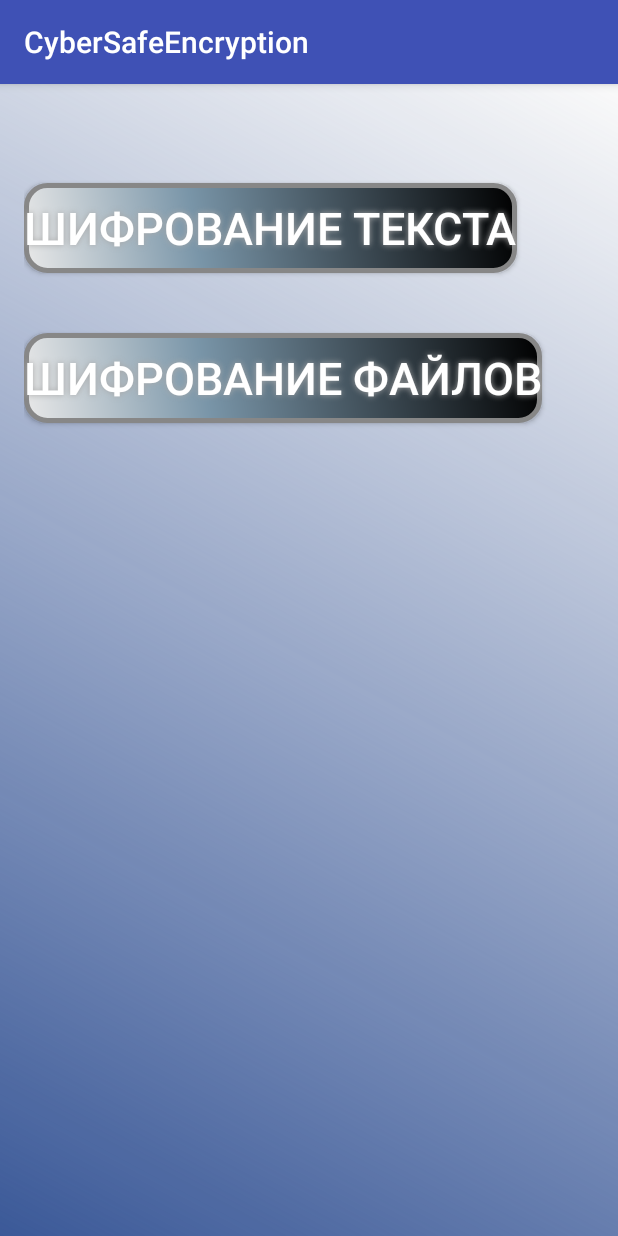
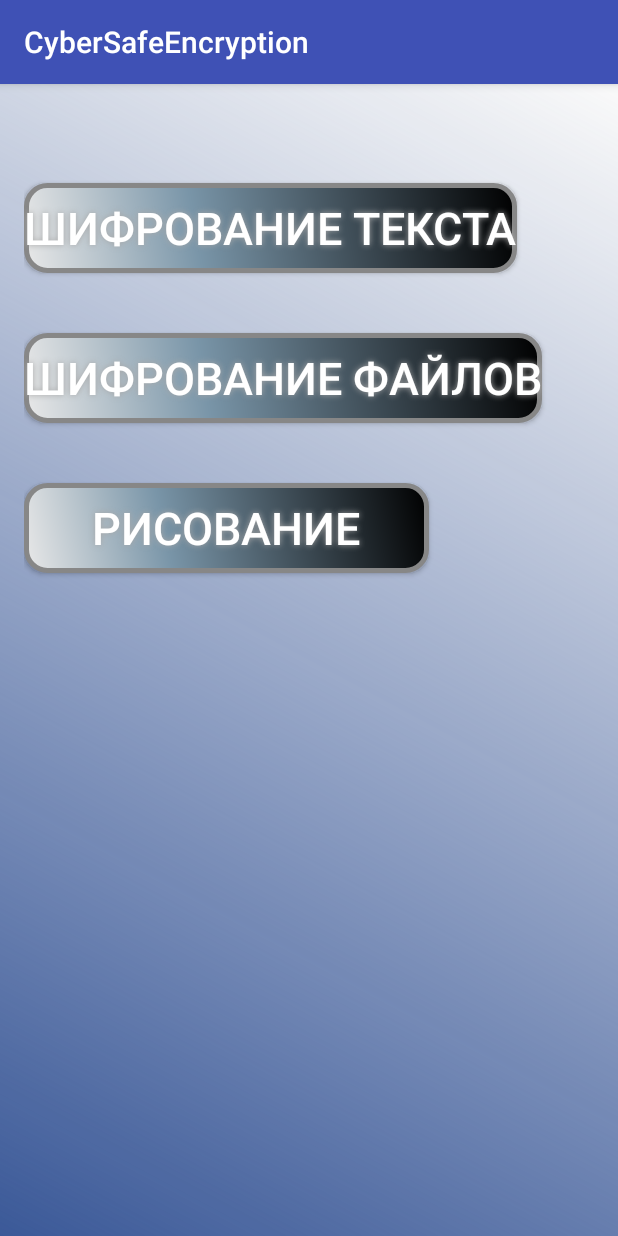
Before and after one commit to Dmitry7393/CyberSafeEncryption, an Android app: the screen it shows after launch (MainActivity), on a phone screen of 412 x 824 dp. Run offline under Robolectric (Android 15) with nearby library versions, the phone set to English and light mode, and no system bars.

```diff
--- a/app/src/main/AndroidManifest.xml
+++ b/app/src/main/AndroidManifest.xml
@@ -20,7 +20,8 @@
         </activity>
         <activity android:name=".DirectoryPicker" />
         <activity android:name=".EncryptFilesActivity" />
-        <activity android:name=".EncryptTextActivity"></activity>
+        <activity android:name=".EncryptTextActivity" />
+        <activity android:name=".DrawingActivity"></activity>
     </application>
 
 </manifest>
--- a/app/src/main/java/encryption/com/cybersafeencryption/Dialog1.java
+++ b/app/src/main/java/encryption/com/cybersafeencryption/Dialog1.java
@@ -20,7 +20,7 @@ public class Dialog1 extends DialogFragment implements OnClickListener {
         String  mStrEncryptedText = getArguments().getString("text");
 
         LayoutInflater inflater = getActivity().getLayoutInflater();
-        View inflatedView = inflater.inflate(R.layout.dialog1, null);
+        View inflatedView = inflater.inflate(R.layout.dialog_save_note, null);
 
         titleNote = (EditText) inflatedView.findViewById(R.id.editTitleNote);
         note = (EditText) inflatedView.findViewById(R.id.editNote);
--- a/app/src/main/java/encryption/com/cybersafeencryption/MainActivity.java
+++ b/app/src/main/java/encryption/com/cybersafeencryption/MainActivity.java
@@ -28,11 +28,13 @@ public class MainActivity extends AppCompatActivity implements View.OnClickListe
 
         Button   btnOpenEncryptTextActivity = (Button) findViewById(R.id.btn_open_encrypt_text_activity);
         Button   btnOpenEncryptActivity = (Button) findViewById(R.id.btn_open_encrypt_files_activity);
+        Button   btnOpenDrawingActivity = (Button) findViewById(R.id.btn_open_drawing_activity);
 
-        if(btnOpenEncryptTextActivity != null && btnOpenEncryptActivity != null) {
+        if(btnOpenEncryptTextActivity != null && btnOpenEncryptActivity != null && btnOpenDrawingActivity != null) {
 
             btnOpenEncryptTextActivity.setOnClickListener(this);
             btnOpenEncryptActivity.setOnClickListener(this);
+            btnOpenDrawingActivity.setOnClickListener(this);
         }
 
 
@@ -49,7 +51,10 @@ public class MainActivity extends AppCompatActivity implements View.OnClickListe
                 Intent intent2 = new Intent(MainActivity.this, EncryptFilesActivity.class);
                 startActivity(intent2);
                 break;
-
+            case R.id.btn_open_drawing_activity:
+                Intent intent3 = new Intent(MainActivity.this, DrawingActivity.class);
+                startActivity(intent3);
+                break;
         }
 
     }
--- a/app/src/main/res/layout/activity_encrypt_text.xml
+++ b/app/src/main/res/layout/activity_encrypt_text.xml
@@ -14,13 +14,13 @@
         android:layout_width="wrap_content"
         android:layout_height="wrap_content"
         android:text="Enter the key"
-        android:textSize="20dp"
-        android:textColor="#05035e"
-        android:id="@+id/labelKey" />
+        android:id="@+id/labelKey"
+        style="@style/TextViews"/>
     <EditText
         android:layout_width="match_parent"
         android:layout_height="wrap_content"
         android:id="@+id/editTextKey"
+        android:maxLength="32"
         android:textSize="18sp"/>
     <TextView
         android:layout_width="wrap_content"
--- a/app/src/main/res/layout/activity_main.xml
+++ b/app/src/main/res/layout/activity_main.xml
@@ -18,14 +18,7 @@
         android:layout_height="wrap_content"
         android:layout_marginTop="50dp"
         android:text="Шифрование текста"
-        android:textColor="#FFFFFF"
-        android:textSize="30sp"
-        android:gravity="center"
-        android:background="@drawable/buttonshape"
-        android:shadowColor="#A8A8A8"
-        android:shadowDx="0"
-        android:shadowDy="0"
-        android:shadowRadius="5" />
+        style="@style/ButtonMenu" />
 
     <Button
         android:id="@+id/btn_open_encrypt_files_activity"
@@ -33,12 +26,13 @@
         android:layout_height="wrap_content"
         android:text="Шифрование файлов"
         android:layout_marginTop="40dp"
-        android:textColor="#FFFFFF"
-        android:textSize="30sp"
-        android:gravity="center"
-        android:background="@drawable/buttonshape"
-        android:shadowColor="#A8A8A8"
-        android:shadowDx="0"
-        android:shadowDy="0"
-        android:shadowRadius="5" />
+        style="@style/ButtonMenu"/>
+
+    <Button
+        android:id="@+id/btn_open_drawing_activity"
+        android:layout_width="wrap_content"
+        android:layout_height="wrap_content"
+        android:text="Рисование"
+        android:layout_marginTop="40dp"
+        style="@style/ButtonMenu"/>
 </LinearLayout>
--- a/app/src/main/res/values/styles.xml
+++ b/app/src/main/res/values/styles.xml
@@ -7,5 +7,27 @@
         <item name="colorPrimaryDark">@color/colorPrimaryDark</item>
         <item name="colorAccent">@color/colorAccent</item>
     </style>
-
+    <style name="Button">
+        <item name="android:textColor">#ffffff</item>
+        <item name="android:background">@drawable/buttonshapeencrypt</item>
+        <item name="android:shadowColor">#A8A8A8</item>
+        <item name="android:shadowDx">0</item>
+        <item name="android:shadowDy">0</item>
+        <item name="android:shadowRadius">5</item>
+        <item name="android:textSize">16dp</item>
+    </style>
+    <style name="TextViews">
+        <item name="android:textSize">20dp</item>
+        <item name="android:textColor">#05035e</item>
+    </style>
+    <style name="ButtonMenu">
+        <item name="android:textColor">#ffffff</item>
+        <item name="android:background">@drawable/buttonshape</item>
+        <item name="android:shadowColor">#A8A8A8</item>
+        <item name="android:shadowDx">0</item>
+        <item name="android:shadowDy">0</item>
+        <item name="android:shadowRadius">5</item>
+        <item name="android:textSize">30sp</item>
+        <item name="android:gravity">center</item>
+    </style>
 </resources>
```
Also changed, not shown: app/src/main/java/encryption/com/cybersafeencryption/DrawingActivity.java (added, +126 -0 lines), app/src/main/res/layout/activity_drawing.xml (added, +12 -0 lines), app/src/main/res/layout/activity_encrypt_files.xml (+12 -8 lines), app/src/main/res/layout/dialog1.xml (deleted, +0 -53 lines), app/src/main/res/layout/dialog_save_note.xml (added, +59 -0 lines).
